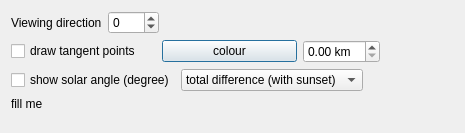
Open-MSS/MSS, file mslib/msui/ui/ui_remotesensing_dockwidget.ui: the form before one commit.
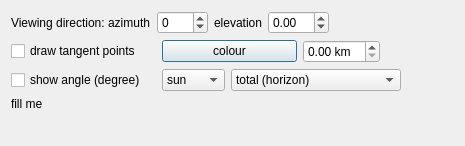
The form after the commit.

Commit message:
Improved upon the solar angle remote sensing tool
Added moon and venus computation, changing of elevation angle to support
also other instruments but GLORIA and added an option for separation of
total angle, azimuth, and elevation angle.

Added skyfield package and dependencies (which are not automatically
installed)

Diff of the .ui file:
```diff
--- a/mslib/msui/ui/ui_remotesensing_dockwidget.ui
+++ b/mslib/msui/ui/ui_remotesensing_dockwidget.ui
@@ -7,7 +7,7 @@
     <x>0</x>
     <y>0</y>
     <width>465</width>
-    <height>133</height>
+    <height>146</height>
    </rect>
   </property>
   <property name="sizePolicy">
@@ -29,12 +29,12 @@
 0 degree is towards flight direction.</string>
        </property>
        <property name="text">
-        <string>Viewing direction</string>
+        <string>Viewing direction: azimuth</string>
        </property>
       </widget>
      </item>
      <item>
-      <widget class="QDoubleSpinBox" name="dsbObsAngle">
+      <widget class="QDoubleSpinBox" name="dsbObsAngleAzimuth">
        <property name="decimals">
         <number>0</number>
        </property>
@@ -49,6 +49,23 @@
        </property>
       </widget>
      </item>
+     <item>
+      <widget class="QLabel" name="label">
+       <property name="text">
+        <string>elevation</string>
+       </property>
+      </widget>
+     </item>
+     <item>
+      <widget class="QDoubleSpinBox" name="dsbObsAngleElevation">
+       <property name="minimum">
+        <double>-90.000000000000000</double>
+       </property>
+       <property name="maximum">
+        <double>90.000000000000000</double>
+       </property>
+      </widget>
+     </item>
      <item>
       <spacer name="horizontalSpacer_2">
        <property name="orientation">
@@ -150,36 +167,61 @@
         <string>dark green if below horizon; otherwise reds: 0,5,10,15, purples: 15,25,35,45,60, greens: 60,90,135,180</string>
        </property>
        <property name="text">
-        <string>show solar angle (degree)</string>
+        <string>show angle (degree)</string>
        </property>
       </widget>
      </item>
      <item>
-      <widget class="QComboBox" name="cbSolarType">
+      <widget class="QComboBox" name="cbSolarAngleType">
        <item>
         <property name="text">
-         <string>total difference (with sunset)</string>
+         <string>sun</string>
         </property>
        </item>
        <item>
         <property name="text">
-         <string>total difference</string>
+         <string>moon</string>
         </property>
        </item>
        <item>
         <property name="text">
-         <string>azimuth difference</string>
+         <string>venus</string>
         </property>
        </item>
+      </widget>
+     </item>
+     <item>
+      <widget class="QComboBox" name="cbSolarBody">
+       <property name="minimumSize">
+        <size>
+         <width>170</width>
+         <height>0</height>
+        </size>
+       </property>
        <item>
         <property name="text">
-         <string>elevation difference</string>
+         <string>total (horizon)</string>
         </property>
        </item>
+       <item>
+        <property name="text">
+         <string>total</string>
+        </property>
+       </item>
+       <item>
+        <property name="text">
+         <string>azimuth</string>
+        </property>
+       </item>
+       <item>
+        <property name="text">
+         <string>elevation</string>
+        </property>
+       </item>
       </widget>
      </item>
      <item>
-      <spacer name="horizontalSpacer_3">
+      <spacer name="horizontalSpacer_4">
        <property name="orientation">
         <enum>Qt::Horizontal</enum>
        </property>
```
The commit also changes 4 other files.
